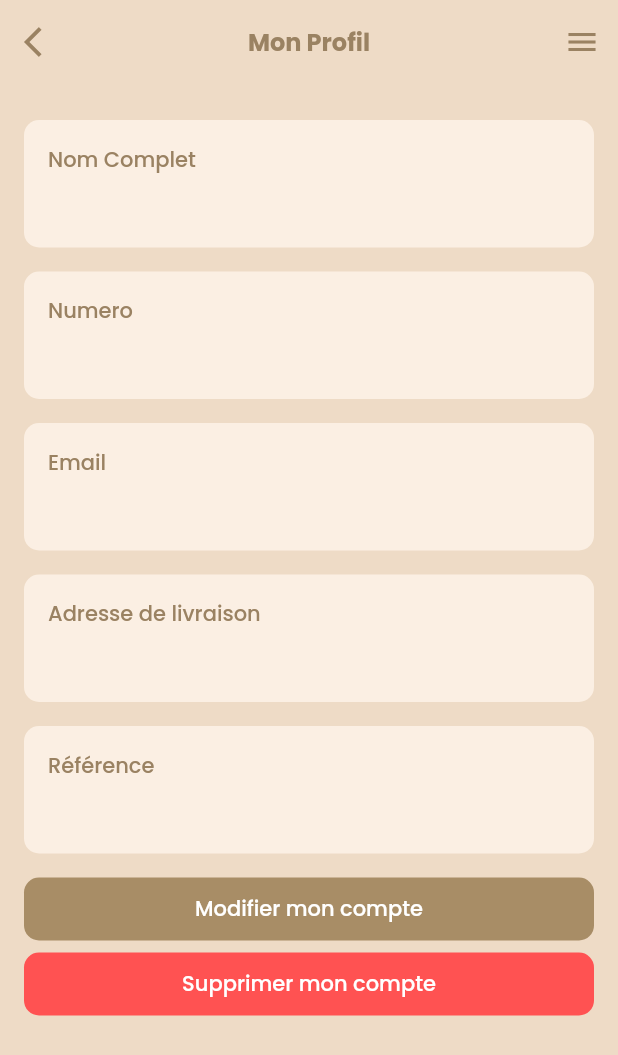
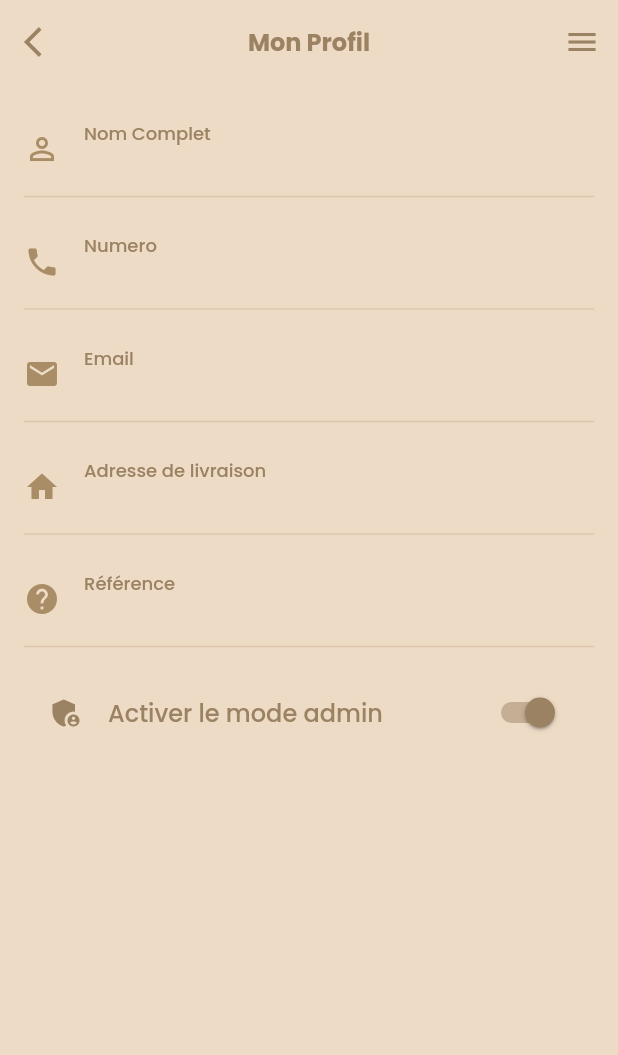
Before and after one commit to Natdiv/kokorico, a Flutter app: the ProfilePage screen opened directly, on a phone screen of 412 x 824 dp. Shown: the top 1055 px of the screen. Run offline on Flutter 3.47's test engine with Material 2 defaults, Android fonts, the light colour scheme and no system bars; our stand-ins replace card_swiper, cloud_firestore, dartz, equatable, firebase_analytics, firebase_auth and 9 more; accounts and stored records are empty; generated files the repository leaves out were written again.

Commit message:
edit profile ui

```diff
--- a/lib/features/browsing/presentation/pages/users_ui/profil.dart
+++ b/lib/features/browsing/presentation/pages/users_ui/profil.dart
@@ -48,24 +48,46 @@ class _ProfilePageState extends State<ProfilePage> {
                 verticalSpacer(height: 16),
                 _buildCardInfo(
                     title: 'Nom Complet',
-                    value:
-                        '${state.appUser!.firstName} ${state.appUser!.name}'),
+                    value: '${state.appUser!.firstName} ${state.appUser!.name}',
+                    icon: Icons.person_outline),
                 _buildCardInfo(
-                    title: 'Numero', value: state.appUser!.phoneNumber),
-                _buildCardInfo(title: 'Email', value: state.appUser!.email),
+                    title: 'Numero',
+                    value: state.appUser!.phoneNumber,
+                    icon: Icons.phone),
+                _buildCardInfo(
+                    title: 'Email',
+                    value: state.appUser!.email,
+                    icon: Icons.email),
                 _buildCardInfo(
                     title: 'Adresse de livraison',
-                    value: state.appUser!.address),
+                    value: state.appUser!.address,
+                    icon: Icons.home),
                 _buildCardInfo(
                     title: 'Référence',
-                    value: state.appUser!.referenceAddress ?? 'Non renseigné'),
-                verticalSpacer(height: 8),
-                _buildProfileActionButton(
-                    title: 'Modifier mon compte',
-                    color: AppColors.primaryColor),
-                verticalSpacer(height: 8),
-                _buildProfileActionButton(
-                    title: 'Supprimer mon compte', color: Colors.redAccent),
+                    value: state.appUser!.referenceAddress ?? 'Non renseigné',
+                    icon: Icons.help),
+                const Spacer(),
+                ListTile(
+                  title: Text('Activer le mode admin',
+                      style: GoogleFonts.poppins(
+                          textStyle: const TextStyle(
+                              color: AppColors.primaryColorDark,
+                              fontSize: 16,
+                              fontWeight: FontWeight.w500))),
+                  horizontalTitleGap: 0,
+                  leading: const Icon(
+                    Icons.admin_panel_settings,
+                    color: AppColors.primaryColorDark,
+                  ),
+                  trailing: Switch(
+                    value: true,
+                    onChanged: (value) {},
+                    activeColor: AppColors.primaryColorDark,
+                  ),
+                  shape: const RoundedRectangleBorder(
+                      borderRadius: BorderRadius.all(Radius.circular(10))),
+                  onTap: () {},
+                )
               ],
             ),
           ),
@@ -74,60 +96,52 @@ class _ProfilePageState extends State<ProfilePage> {
     );
   }
 
-  Widget _buildProfileActionButton(
-      {required String title, required Color color}) {
-    return Container(
-      height: 42,
+  // Widget _builDivider() => Divider(
+  //       thickness: 1,
+  //       color: AppColors.primaryColor.withOpacity(0.25),
+  //     );
+
+  Widget _buildCardInfo(
+      {required String title, required String value, required IconData icon}) {
+    return SizedBox(
       width: double.infinity,
-      clipBehavior: Clip.hardEdge,
-      decoration: BoxDecoration(
-        color: color,
-        borderRadius: BorderRadius.circular(10),
+      child: Padding(
+        padding: const EdgeInsets.symmetric(vertical: 8),
+        child: Column(
+          children: [
+            Row(
+              children: [
+                Icon(icon, color: AppColors.primaryColor, size: 24),
+                const SizedBox(
+                  width: 16,
                 ),
-      child: Material(
-        color: Colors.transparent,
-        child: InkWell(
-          onTap: () {},
-          child: Center(
-            child: Text(title,
-                style: GoogleFonts.poppins(
-                    textStyle: const TextStyle(
-                        color: Colors.white,
-                        fontSize: 14,
-                        fontWeight: FontWeight.w500))),
-          ),
-        ),
-      ),
-    );
-  }
-
-  Widget _buildCardInfo({required String title, required String value}) {
-    return Padding(
-      padding: const EdgeInsets.symmetric(vertical: 8.0),
-      child: Container(
-        width: double.infinity,
-        decoration: BoxDecoration(
-          color: AppColors.cardColor,
-          borderRadius: BorderRadius.circular(10),
-        ),
-        child: Padding(
-          padding: const EdgeInsets.all(16.0),
-          child:
-              Column(crossAxisAlignment: CrossAxisAlignment.start, children: [
+                Expanded(
+                  child: Column(
+                      crossAxisAlignment: CrossAxisAlignment.start,
+                      children: [
                         Text(title,
                             style: GoogleFonts.poppins(
                                 textStyle: const TextStyle(
                                     color: AppColors.primaryColorDark,
-                        fontSize: 14,
+                                    fontSize: 12,
                                     fontWeight: FontWeight.w500))),
-            verticalSpacer(height: 8),
+                        verticalSpacer(height: 0),
                         Text(value,
                             style: GoogleFonts.poppins(
                                 textStyle: const TextStyle(
                                     color: AppColors.primaryColorDark,
-                        fontSize: 16,
+                                    fontSize: 14,
                                     fontWeight: FontWeight.bold))),
                       ]),
+                ),
+              ],
+            ),
+            verticalSpacer(height: 4),
+            Divider(
+              thickness: 1,
+              color: AppColors.primaryColor.withOpacity(0.25),
+            )
+          ],
         ),
       ),
     );
```
Lines whose indentation alone changed are shown as unchanged.
